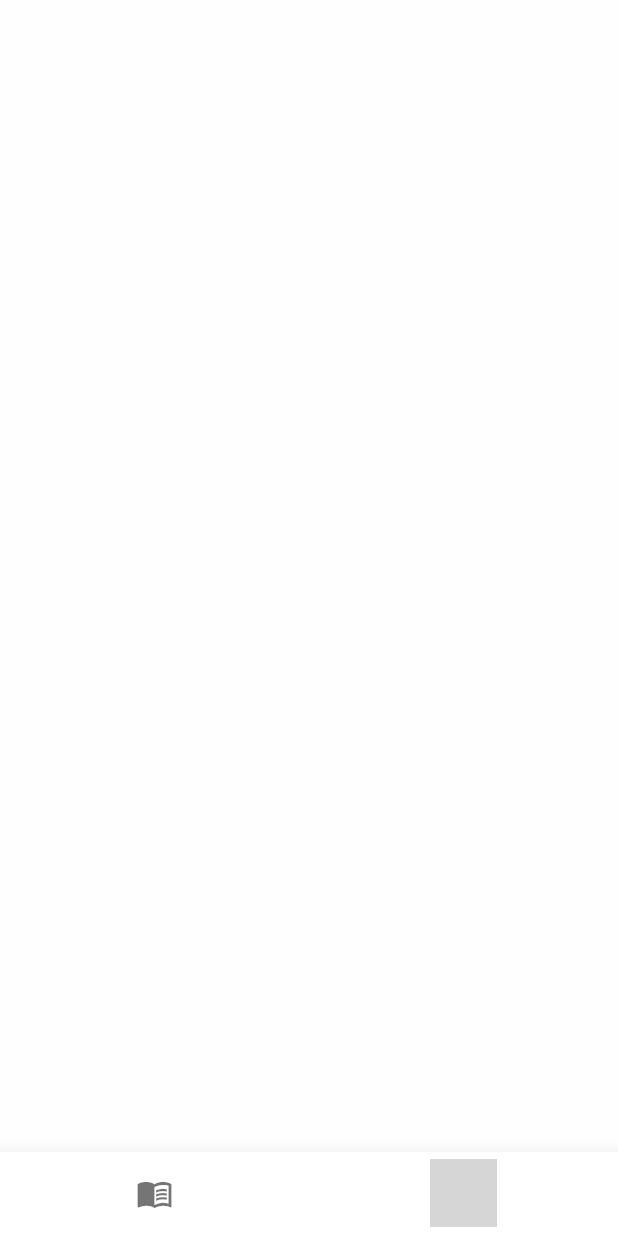
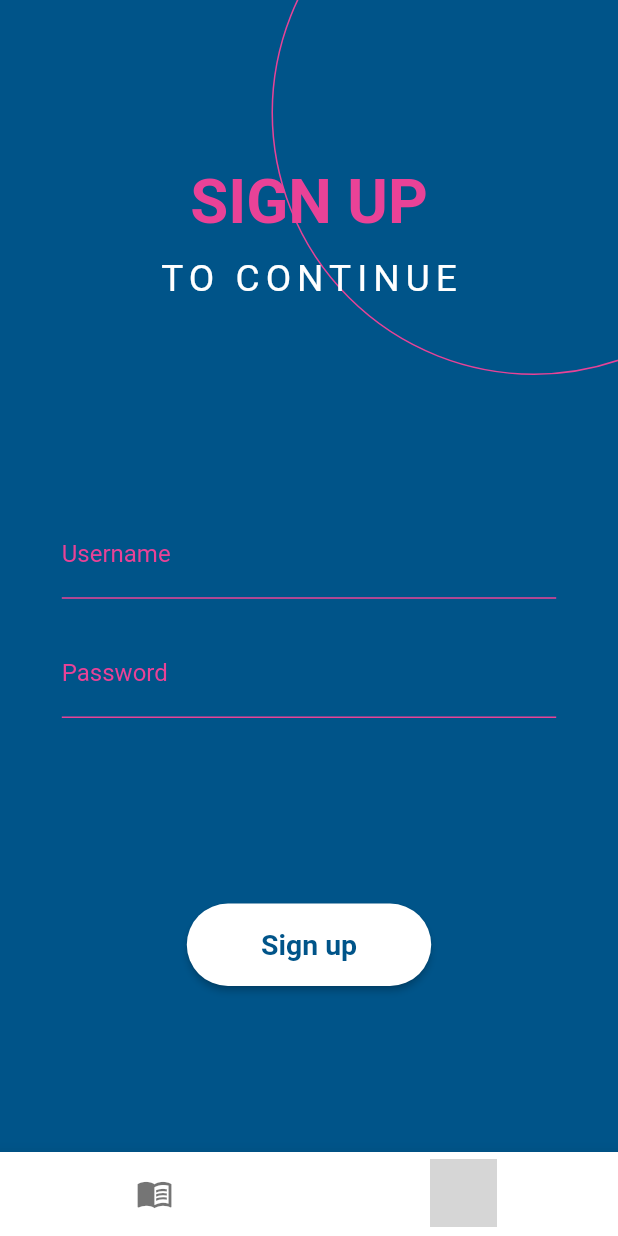
Before and after one commit to ralucatoma5/habits-of-a-happy-brain, a Flutter app: the screen it shows after launch, item 2 of the bottom bar chosen, on a phone screen of 412 x 824 dp. Run offline on Flutter 3.47's test engine with Material 2 defaults, Android fonts, the phone set to English and light mode, and no system bars; our stand-ins replace cloud_firestore, firebase_core, gradient_borders, page_transition, top_snackbar_flutter; accounts and stored records are empty; grey boxes are pictures that could not be loaded.

Commit message:
finished layout for sign in/sign up screens

```diff
--- /dev/null
+++ b/lib/components/background_signup.dart
@@ -0,0 +1,34 @@
+import 'package:flutter/material.dart';
+import 'package:gradient_borders/gradient_borders.dart';
+
+import '../const.dart';
+
+class BackgroundSignUp extends StatelessWidget {
+  const BackgroundSignUp({Key? key, required this.child}) : super(key: key);
+  final Widget child;
+  @override
+  Widget build(BuildContext context) {
+    Size size = MediaQuery.of(context).size;
+    return Container(
+      width: double.infinity,
+      height: size.height,
+      child: Stack(
+        children: [
+          Positioned(
+            top: -100,
+            right: -150,
+            width: size.width,
+            child: Container(
+              height: 350,
+              decoration: BoxDecoration(
+                shape: BoxShape.circle,
+                border: Border.all(color: pink, width: 1),
+              ),
+            ),
+          ),
+          child
+        ],
+      ),
+    );
+  }
+}
--- a/lib/main.dart
+++ b/lib/main.dart
@@ -1,6 +1,7 @@
 import 'package:firebase_core/firebase_core.dart';
 import 'package:flutter/material.dart';
 import 'package:flutter/services.dart';
+import 'package:habits/const.dart';
 import 'package:habits/firebase_options.dart';
 import 'package:habits/screens/healthyhabits_screen.dart';
 import 'package:habits/screens/home_screen.dart';
@@ -22,7 +23,7 @@ class MyApp extends StatelessWidget {
       title: 'Habbits of a Happy Brain',
       debugShowCheckedModeBanner: false,
       theme: ThemeData(
-        primaryColor: const Color(0xff005489),
+        primaryColor: blue,
         scaffoldBackgroundColor: const Color(0xffFEFEFE),
       ),
       home: HomeScreen(),
--- a/lib/screens/habit_screen.dart
+++ b/lib/screens/habit_screen.dart
@@ -68,8 +68,7 @@ class HabitScreen extends StatelessWidget {
                         width: verticalBlock * 23,
                         decoration: BoxDecoration(
                           shape: BoxShape.circle,
-                          color: const Color(0xff006FA9)
-                              .withOpacity(circleOpacity(index)),
+                          color: circleColor(index).withOpacity(0.75),
                         ),
                       )),
                   Container(
--- a/lib/screens/healthyhabits_screen.dart
+++ b/lib/screens/healthyhabits_screen.dart
@@ -84,8 +84,8 @@ class HealthyHabits extends StatelessWidget {
                                           verticalBlock * circleHeight(index),
                                       decoration: BoxDecoration(
                                         shape: BoxShape.circle,
-                                        color: const Color(0xff006FA9)
-                                            .withOpacity(circleOpacity(index)),
+                                        color: circleColor(index)
+                                            .withOpacity(0.75),
                                       ),
                                     )),
                                 Positioned(
--- a/lib/screens/home_screen.dart
+++ b/lib/screens/home_screen.dart
@@ -2,8 +2,11 @@ import 'package:cloud_firestore/cloud_firestore.dart';
 import 'package:flutter/material.dart';
 import 'package:habits/const.dart';
 import 'package:habits/screens/healthyhabits_screen.dart';
-import 'package:habits/screens/myhabit_screet.dart';
+
 import 'package:habits/screens/reading_screen.dart';
+import 'package:habits/screens/signin.dart';
+import 'package:habits/screens/signup.dart';
+import 'package:habits/screens/timer_screen.dart';
 
 class HomeScreen extends StatefulWidget {
   const HomeScreen({super.key});
@@ -40,8 +43,10 @@ class _HomeScreenState extends State<HomeScreen> {
                 List<QueryDocumentSnapshot> listQueryDocumentSnapshot =
                     querySnapshot.docs;
                 return currentIndex == 0
-                    ? ReadingScreen(listQueryDocumentSnapshot)
-                    : const MyHabitScreen();
+                    ? SignInScreen()
+                    //ReadingScreen(listQueryDocumentSnapshot)
+                    : SignUp();
+                //TimerScreen();
               }
               return const Center(
                 child: CircularProgressIndicator(),
--- a/lib/screens/reading_screen.dart
+++ b/lib/screens/reading_screen.dart
@@ -1,5 +1,3 @@
-// ignore_for_file: library_private_types_in_public_api
-
 import 'package:flutter/material.dart';
 import 'package:habits/const.dart';
 import 'package:cloud_firestore/cloud_firestore.dart';
@@ -26,6 +24,7 @@ class _ReadingScreenState extends State<ReadingScreen> {
     return CustomScrollView(
       slivers: [
         SliverAppBar(
+          automaticallyImplyLeading: false,
           elevation: 1,
           flexibleSpace: FlexibleSpaceBar(
             title: LayoutBuilder(builder: (context, constraints) {
--- /dev/null
+++ b/lib/screens/signup.dart
@@ -0,0 +1,97 @@
+import 'package:flutter/material.dart';
+import 'package:habits/components/background_signup.dart';
+import 'package:habits/const.dart';
+
+class SignUp extends StatelessWidget {
+  SignUp({Key? key}) : super(key: key);
+  final verticalBlock = SizeConfig.safeBlockVertical!;
+  final horizontalBlock = SizeConfig.safeBlockHorizontal!;
+  @override
+  Widget build(BuildContext context) {
+    Size size = MediaQuery.of(context).size;
+    return Scaffold(
+      backgroundColor: blue,
+      body: BackgroundSignUp(
+        child: Column(
+          mainAxisAlignment: MainAxisAlignment.center,
+          children: [
+            Text(
+              "SIGN UP",
+              style: TextStyle(
+                  color: pink,
+                  fontSize: verticalBlock * 5,
+                  fontWeight: FontWeight.bold),
+            ),
+            SizedBox(
+              height: verticalBlock * 1.5,
+            ),
+            Text('TO CONTINUE',
+                style: TextStyle(
+                    color: Colors.white,
+                    fontSize: verticalBlock * 3,
+                    letterSpacing: 4)),
+            SizedBox(
+              height: verticalBlock * 17,
+            ),
+            Container(
+              alignment: Alignment.center,
+              margin: EdgeInsets.symmetric(horizontal: horizontalBlock * 10),
+              child: const TextField(
+                style: TextStyle(color: Colors.white),
+                decoration: InputDecoration(
+                    enabledBorder: UnderlineInputBorder(
+                      borderSide: BorderSide(color: pink),
+                    ),
+                    focusedBorder: UnderlineInputBorder(
+                      borderSide: BorderSide(width: 3, color: pink),
+                    ),
+                    labelText: "Username",
+                    labelStyle: TextStyle(color: pink)),
+              ),
+            ),
+            SizedBox(
+              height: verticalBlock * 2.5,
+            ),
+            Container(
+              alignment: Alignment.center,
+              margin: EdgeInsets.symmetric(horizontal: horizontalBlock * 10),
+              child: const TextField(
+                style: TextStyle(color: Colors.white),
+                decoration: InputDecoration(
+                    enabledBorder: UnderlineInputBorder(
+                      borderSide: BorderSide(color: pink),
+                    ),
+                    focusedBorder: UnderlineInputBorder(
+                      borderSide: BorderSide(width: 3, color: pink),
+                    ),
+                    labelText: "Password",
+                    labelStyle: TextStyle(color: pink)),
+                obscureText: true,
+              ),
+            ),
+            SizedBox(height: verticalBlock * 15),
+            ElevatedButton(
+              style: ElevatedButton.styleFrom(
+                shape: RoundedRectangleBorder(
+                  borderRadius: BorderRadius.circular(30),
+                ),
+                backgroundColor: Colors.white,
+                padding: EdgeInsets.symmetric(
+                    horizontal: horizontalBlock * 12,
+                    vertical: verticalBlock * 2),
+              ),
+              onPressed: () {},
+              child: Text(
+                'Sign up',
+                style: TextStyle(
+                    color: blue,
+                    fontWeight: FontWeight.bold,
+                    fontSize: verticalBlock * 2.3),
+              ),
+            )
+          ],
+        ),
+      ),
+    );
+  }
+}
--- a/pubspec.yaml
+++ b/pubspec.yaml
@@ -35,6 +35,7 @@ dependencies:
   # The following adds the Cupertino Icons font to your application.
   # Use with the CupertinoIcons class for iOS style icons.
   cupertino_icons: ^1.0.2
+  gradient_borders: ^0.2.0
   page_transition: "^2.0.9"
   firebase_core: ^2.2.0
   equatable: ^2.0.0
```
Also changed, not shown: lib/components/background_signin.dart (added, +81 -0 lines), lib/const.dart (+38 -5 lines), lib/screens/signin.dart (added, +111 -0 lines), lib/screens/subchapter_screen.dart (+6 -5 lines), lib/screens/timer_screen.dart (added, +142 -0 lines), lib/widgets/button_widget.dart (added, +16 -0 lines), pubspec.lock.
